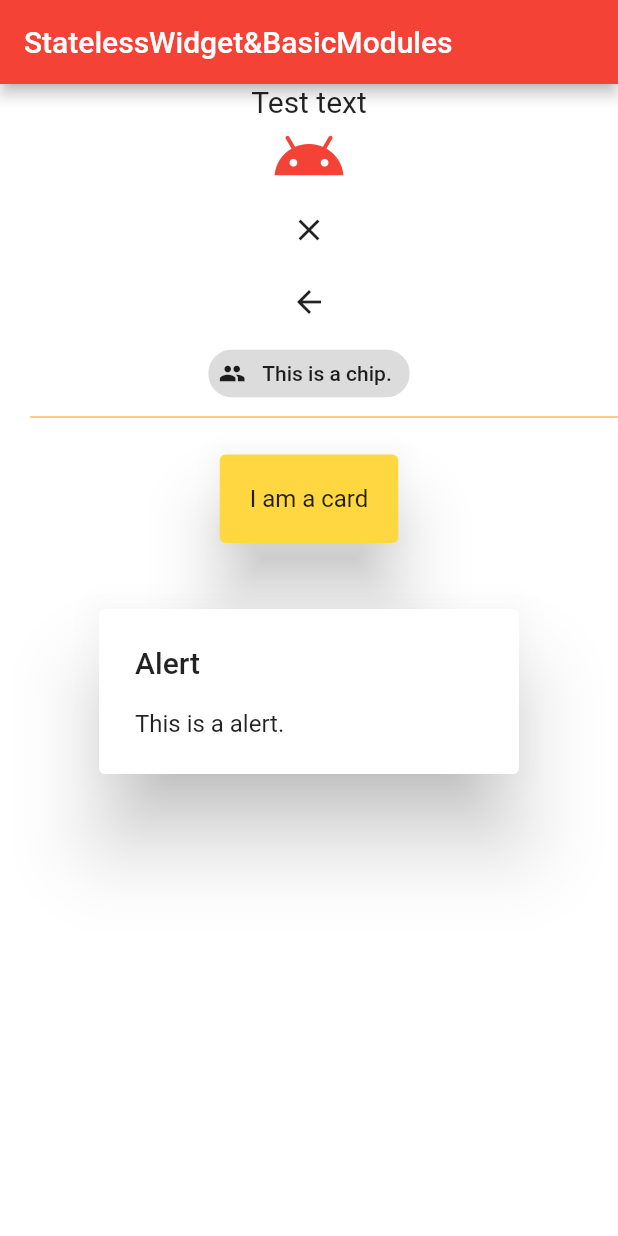
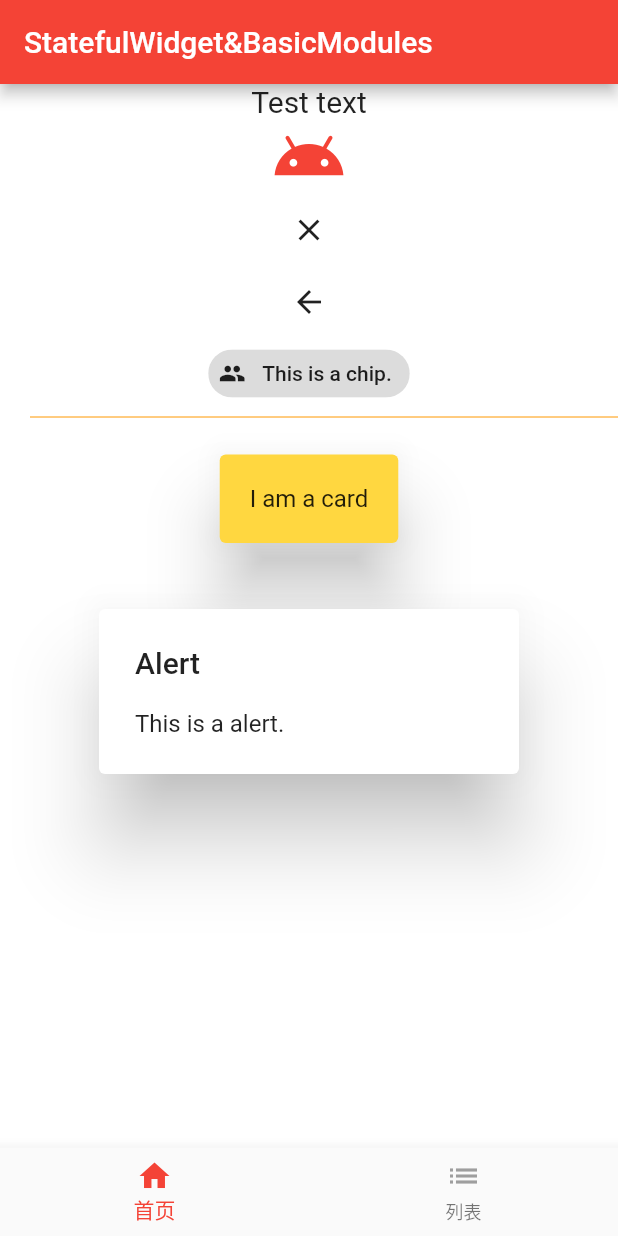
Before and after one commit to Oniityann/FlutterDemo, a Flutter app: the screen it shows after launch, on a phone screen of 412 x 824 dp. Run offline on Flutter 3.47's test engine with Material 2 defaults, Android fonts, the phone set to English and light mode, and no system bars; missing offline and left inert: flutter_color_plugin.

Commit message:
stateful widget
stateful widget

```diff
--- a/firtst_flutter_demo/lib/main.dart
+++ b/firtst_flutter_demo/lib/main.dart
@@ -1,8 +1,9 @@
 import 'package:firtst_flutter_demo/pluginusage.dart';
+import 'package:firtst_flutter_demo/stateful_page.dart';
 import 'package:firtst_flutter_demo/stateless_page.dart';
 import 'package:flutter/material.dart';
 
-void main() => runApp(StatelessPage());
+void main() => runApp(StatefulPage());
 
 class MyApp extends StatelessWidget {
   // This widget is the root of your application.
--- a/firtst_flutter_demo/lib/stateful_page.dart
+++ b/firtst_flutter_demo/lib/stateful_page.dart
@@ -8,10 +8,10 @@ class StatefulPage extends StatefulWidget {
 }
 
 class _StatefulPageState extends State<StatefulPage> {
+  TextStyle ts = TextStyle(fontSize: 20);
+  int _currentIndex = 0;
   @override
   Widget build(BuildContext context) {
-    TextStyle ts = TextStyle(fontSize: 20);
-
     return MaterialApp(
       title: 'StatefulWidget&BasicModules',
       theme: ThemeData(
@@ -21,7 +21,37 @@ class _StatefulPageState extends State<StatefulPage> {
         appBar: AppBar(
           title: Text('StatefulWidget&BasicModules'),
         ),
-        body: Container(
+        bottomNavigationBar: BottomNavigationBar(
+            // 设置 tabBar 当前选择页面
+            currentIndex: _currentIndex,
+            onTap: (int index) {
+              setState(() {
+                _currentIndex = index;
+              });
+            },
+            items: [
+              BottomNavigationBarItem(
+                  icon: Icon(
+                    Icons.home,
+                    color: Colors.grey,
+                  ),
+                  activeIcon: Icon(
+                    Icons.home,
+                    color: Colors.red,
+                  ),
+                  title: Text('首页')),
+              BottomNavigationBarItem(
+                  icon: Icon(
+                    Icons.list,
+                    color: Colors.grey,
+                  ),
+                  activeIcon: Icon(
+                    Icons.list,
+                    color: Colors.red,
+                  ),
+                  title: Text('列表')),
+            ]),
+        body: _currentIndex == 0 ? Container(
           decoration: BoxDecoration(color: Colors.white),
           alignment: Alignment.center,
           child: Column(
@@ -37,16 +67,14 @@ class _StatefulPageState extends State<StatefulPage> {
               ),
               CloseButton(),
               BackButton(),
-              Chip(
-                  avatar: Icon(Icons.people),
-                  label: Text('This is a chip.')
-              ),
+              Chip(avatar: Icon(Icons.people), label: Text('This is a chip.')),
               Divider(
                 height: 10, // 容器高度，不是线的高度，无法设置线的高度
                 indent: 20, // 左侧间距
                 color: Colors.orange,
               ),
-              Card( // 带有圆角，阴影，边框等效果的卡片
+              Card(
+                // 带有圆角，阴影，边框等效果的卡片
                 color: Colors.amberAccent,
                 elevation: 20,
                 margin: EdgeInsets.all(20),
@@ -54,10 +82,10 @@ class _StatefulPageState extends State<StatefulPage> {
                   padding: EdgeInsets.all(20),
                   child: Text(
                     'I am a card',
-                    style: TextStyle(fontSize: 16, color: ColorUtil.color('ffffff')),
+                    style: TextStyle(
+                        fontSize: 16, color: ColorUtil.color('ffffff')),
                   ),
                 ),
-
               ),
               AlertDialog(
                 title: Text('Alert'),
@@ -65,7 +93,7 @@ class _StatefulPageState extends State<StatefulPage> {
               ),
             ],
           ),
-        ),
+        ) : Text('Second Page', style: ts,),
       ),
     );
   }
```
